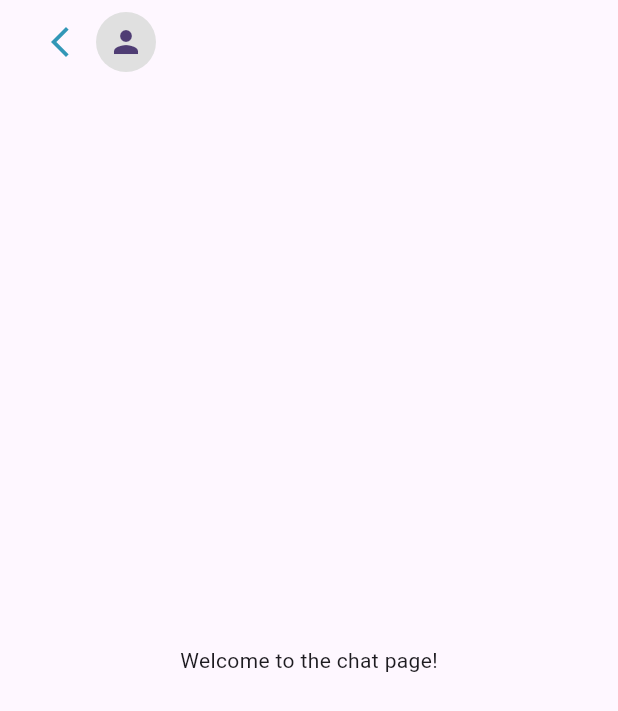
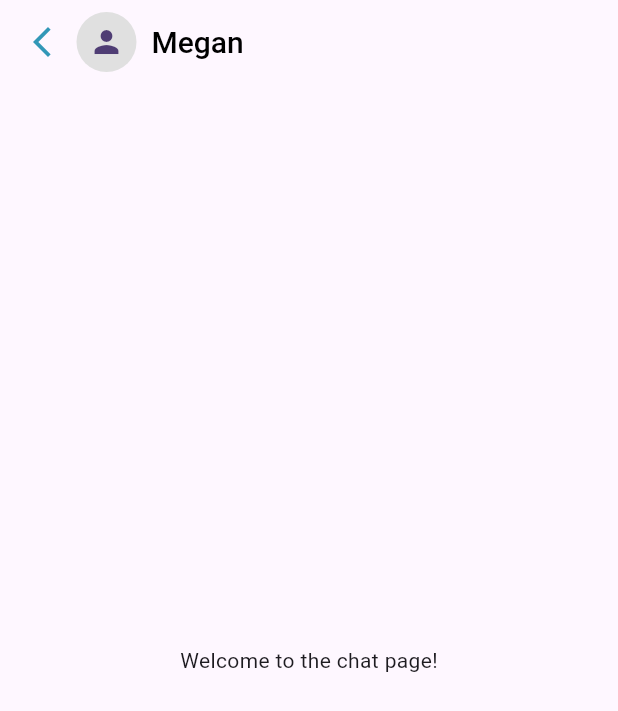
Before and after one commit to melmmarc/kibuddy, a Flutter app: the screen it shows after launch, on a phone screen of 412 x 824 dp. Shown: the top 711 px of the screen. Run offline on Flutter 3.47's test engine with Material 3 defaults, Android fonts, the phone set to English and light mode, and no system bars.

Commit message:
add avatar and megan

```diff
--- a/kibuddy/lib/screens/chat.dart
+++ b/kibuddy/lib/screens/chat.dart
@@ -7,23 +7,32 @@ class ChatPage extends StatelessWidget {
   Widget build(BuildContext context) {
     return Scaffold(
       appBar: AppBar(
+        leading: IconButton(
+          icon: const Icon(Icons.arrow_back_ios_new),
+          color: Color(0xFF3297B7), // Custom color for the arrow icon
+          onPressed: () {
+            Navigator.of(context).pop(); // This will close the current screen
+          },
+        ),
         title: Row(
           children: [
-            IconButton(
-              icon: const Icon(Icons.arrow_back_ios_new),
-              color: Color(0xFF3297B7), // Custom color for the arrow icon
-              onPressed: () {
-                Navigator.of(context).pop(); // This will close the current screen
-              },
-            ),
-            const SizedBox(width: 0), // Add space between icons
             CircleAvatar(
               radius: 20, // Adjust size as needed
               backgroundColor: Colors.grey[300], // Customize background color
               child: Icon(Icons.person), // Optionally, you can add an icon or image
             ),
+            const SizedBox(width: 10), // Add some space between avatar and text
+            Text(
+  'Megan',
+  style: TextStyle(
+    fontSize: 20,
+    color: const Color.fromARGB(255, 0, 0, 0),
+    fontWeight: FontWeight.w500, // Lighter bold weight
+  ),
+),
           ],
         ),
+        titleSpacing: -5.0,
       ),
       body: const Center(
         child: Text('Welcome to the chat page!'),
```
